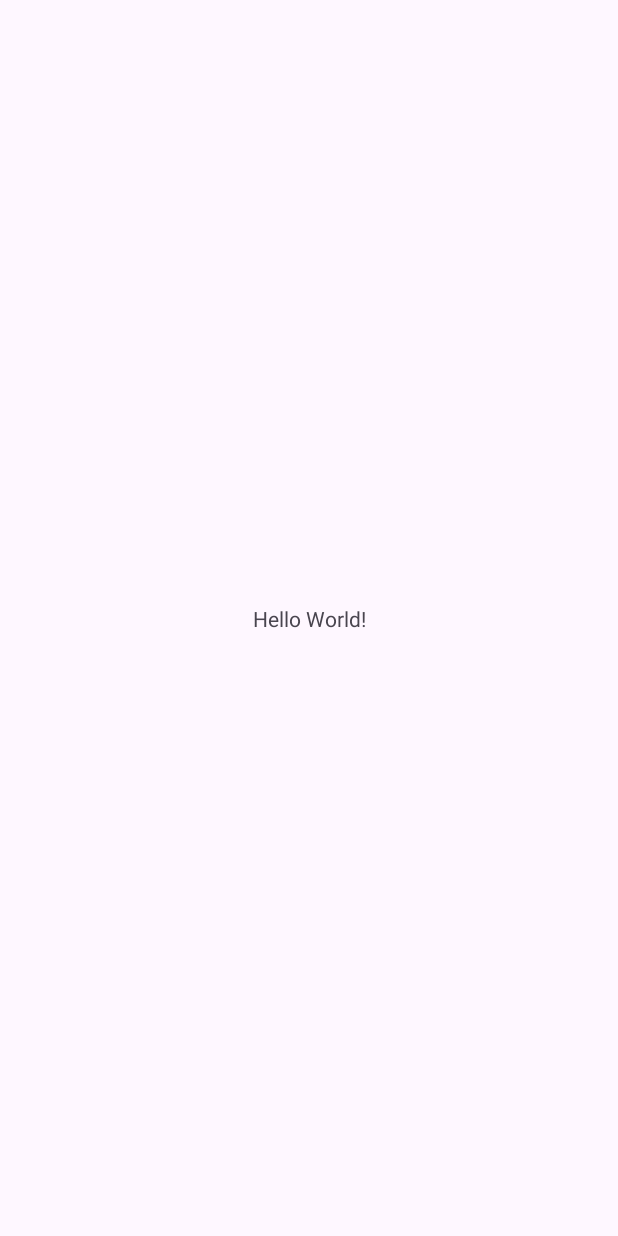
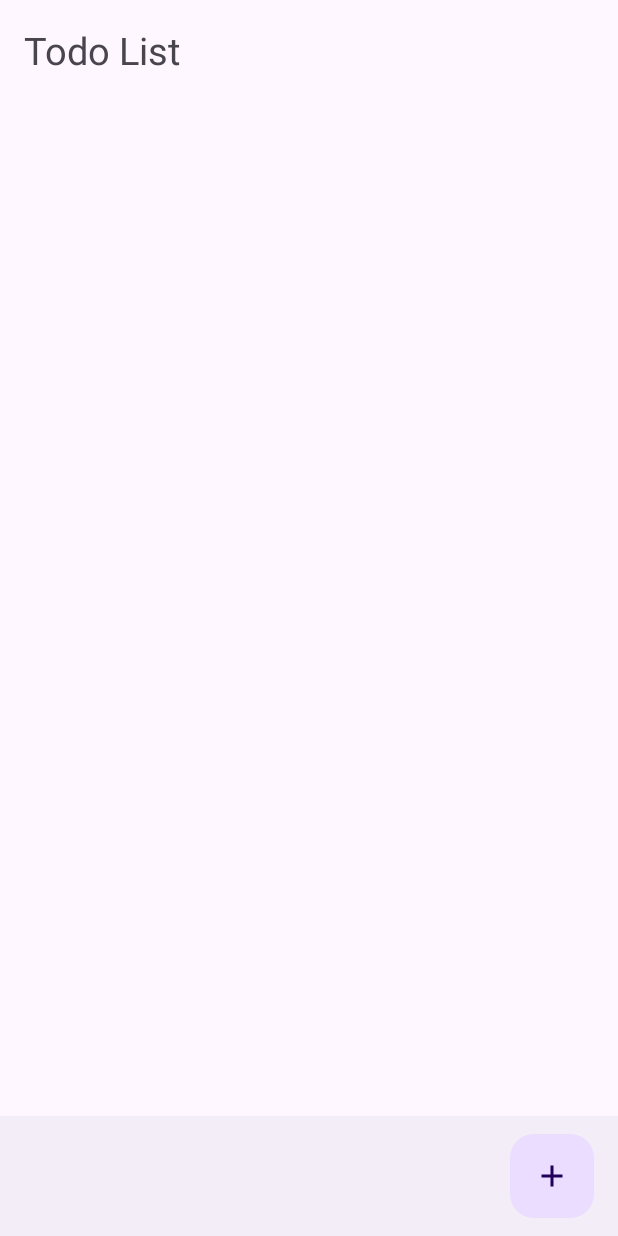
Before and after one commit to halilmasali/ToDoApp, an Android app: the screen it shows after launch (MainActivity), on a phone screen of 412 x 824 dp. Before the commit the screen is almost empty. Run offline under Robolectric (Android 15) with nearby library versions, the phone set to English and light mode, and no system bars.

Commit message:
feat: add main screen and edit screen

```diff
--- a/app/build.gradle.kts
+++ b/app/build.gradle.kts
@@ -33,6 +33,9 @@ android {
     kotlinOptions {
         jvmTarget = "1.8"
     }
+    buildFeatures {
+        viewBinding = true
+    }
 }
 
 dependencies {
--- /dev/null
+++ b/app/src/main/java/com/halilmasali/todoapp/CustomFragmentManager.kt
@@ -0,0 +1,27 @@
+package com.halilmasali.todoapp
+
+import androidx.fragment.app.Fragment
+import androidx.fragment.app.FragmentManager
+
+class CustomFragmentManager(
+    private val fragmentManager: FragmentManager,
+    private val containerId: Int
+) {
+    fun replaceFragment(fragment: Fragment, addToBackStack: Boolean = true) {
+        val transaction = fragmentManager.beginTransaction()
+        transaction.replace(containerId, fragment)
+        if (addToBackStack) {
+            transaction.addToBackStack(null)
+        }
+        transaction.commit()
+    }
+
+    fun addFragment(fragment: Fragment, addToBackStack: Boolean = true) {
+        val transaction = fragmentManager.beginTransaction()
+        transaction.add(containerId, fragment)
+        if (addToBackStack) {
+            transaction.addToBackStack(null)
+        }
+        transaction.commit()
+    }
+}
--- a/app/src/main/java/com/halilmasali/todoapp/MainActivity.kt
+++ b/app/src/main/java/com/halilmasali/todoapp/MainActivity.kt
@@ -4,8 +4,13 @@ import androidx.appcompat.app.AppCompatActivity
 import android.os.Bundle
 
 class MainActivity : AppCompatActivity() {
+
+    lateinit var customFragmentManager: CustomFragmentManager
     override fun onCreate(savedInstanceState: Bundle?) {
         super.onCreate(savedInstanceState)
         setContentView(R.layout.activity_main)
+        customFragmentManager =
+            CustomFragmentManager(supportFragmentManager, R.id.fragmentContainerView)
+        customFragmentManager.replaceFragment(MainFragment())
     }
 }
--- /dev/null
+++ b/app/src/main/java/com/halilmasali/todoapp/MainFragment.kt
@@ -0,0 +1,31 @@
+package com.halilmasali.todoapp
+
+import android.os.Bundle
+import androidx.fragment.app.Fragment
+import android.view.LayoutInflater
+import android.view.View
+import android.view.ViewGroup
+import com.halilmasali.todoapp.databinding.FragmentMainBinding
+
+class MainFragment : Fragment() {
+
+    private var _binding: FragmentMainBinding? = null
+    private val binding get() = _binding!!
+    override fun onCreateView(
+        inflater: LayoutInflater, container: ViewGroup?,
+        savedInstanceState: Bundle?
+    ): View {
+        // Inflate the layout for this fragment
+        _binding = FragmentMainBinding.inflate(inflater, container, false)
+
+        binding.floatingActionButton.setOnClickListener{
+            (activity as MainActivity).customFragmentManager.replaceFragment(EditFragment())
+        }
+        return binding.root
+    }
+
+    override fun onDestroy() {
+        super.onDestroy()
+        requireActivity().finish()
+    }
+}
--- /dev/null
+++ b/app/src/main/res/drawable/ic_add_24.xml
@@ -0,0 +1,5 @@
+<vector android:height="24dp" android:tint="#000000"
+    android:viewportHeight="24" android:viewportWidth="24"
+    android:width="24dp" xmlns:android="http://schemas.android.com/apk/res/android">
+    <path android:fillColor="@android:color/white" android:pathData="M19,13h-6v6h-2v-6H5v-2h6V5h2v6h6v2z"/>
+</vector>
--- /dev/null
+++ b/app/src/main/res/drawable/ic_calendar_24.xml
@@ -0,0 +1,5 @@
+<vector android:height="24dp" android:tint="#000000"
+    android:viewportHeight="24" android:viewportWidth="24"
+    android:width="24dp" xmlns:android="http://schemas.android.com/apk/res/android">
+    <path android:fillColor="@android:color/white" android:pathData="M19,4h-1V2h-2v2H8V2H6v2H5C3.89,4 3.01,4.9 3.01,6L3,20c0,1.1 0.89,2 2,2h14c1.1,0 2,-0.9 2,-2V6C21,4.9 20.1,4 19,4zM19,20H5V10h14V20zM9,14H7v-2h2V14zM13,14h-2v-2h2V14zM17,14h-2v-2h2V14zM9,18H7v-2h2V18zM13,18h-2v-2h2V18zM17,18h-2v-2h2V18z"/>
+</vector>
--- /dev/null
+++ b/app/src/main/res/drawable/ic_close_24.xml
@@ -0,0 +1,5 @@
+<vector android:height="24dp" android:tint="#000000"
+    android:viewportHeight="24" android:viewportWidth="24"
+    android:width="24dp" xmlns:android="http://schemas.android.com/apk/res/android">
+    <path android:fillColor="@android:color/white" android:pathData="M19,6.41L17.59,5 12,10.59 6.41,5 5,6.41 10.59,12 5,17.59 6.41,19 12,13.41 17.59,19 19,17.59 13.41,12z"/>
+</vector>
--- /dev/null
+++ b/app/src/main/res/drawable/ic_time_24.xml
@@ -0,0 +1,6 @@
+<vector android:height="24dp" android:tint="#000000"
+    android:viewportHeight="24" android:viewportWidth="24"
+    android:width="24dp" xmlns:android="http://schemas.android.com/apk/res/android">
+    <path android:fillColor="@android:color/white" android:pathData="M11.99,2C6.47,2 2,6.48 2,12s4.47,10 9.99,10C17.52,22 22,17.52 22,12S17.52,2 11.99,2zM12,20c-4.42,0 -8,-3.58 -8,-8s3.58,-8 8,-8 8,3.58 8,8 -3.58,8 -8,8z"/>
+    <path android:fillColor="@android:color/white" android:pathData="M12.5,7H11v6l5.25,3.15 0.75,-1.23 -4.5,-2.67z"/>
+</vector>
--- a/app/src/main/res/layout/activity_main.xml
+++ b/app/src/main/res/layout/activity_main.xml
@@ -6,13 +6,12 @@
     android:layout_height="match_parent"
     tools:context=".MainActivity">
 
-    <TextView
-        android:layout_width="wrap_content"
-        android:layout_height="wrap_content"
-        android:text="Hello World!"
+    <androidx.fragment.app.FragmentContainerView
+        android:id="@+id/fragmentContainerView"
+        android:layout_width="0dp"
+        android:layout_height="0dp"
         app:layout_constraintBottom_toBottomOf="parent"
         app:layout_constraintEnd_toEndOf="parent"
         app:layout_constraintStart_toStartOf="parent"
         app:layout_constraintTop_toTopOf="parent" />
-
 </androidx.constraintlayout.widget.ConstraintLayout>
--- /dev/null
+++ b/app/src/main/res/layout/fragment_main.xml
@@ -0,0 +1,59 @@
+<?xml version="1.0" encoding="utf-8"?>
+<androidx.coordinatorlayout.widget.CoordinatorLayout xmlns:android="http://schemas.android.com/apk/res/android"
+    xmlns:app="http://schemas.android.com/apk/res-auto"
+    xmlns:tools="http://schemas.android.com/tools"
+    android:layout_width="match_parent"
+    android:layout_height="match_parent"
+    tools:context=".MainFragment">
+
+    <FrameLayout
+        android:id="@+id/frameLayoutHeader"
+        android:layout_width="match_parent"
+        android:layout_height="wrap_content"
+        app:layout_constraintBottom_toTopOf="@+id/recyclerView"
+        app:layout_constraintEnd_toEndOf="parent"
+        app:layout_constraintStart_toStartOf="parent"
+        app:layout_constraintTop_toTopOf="parent">
+
+        <TextView
+            android:id="@+id/textHeader"
+            android:layout_width="wrap_content"
+            android:layout_height="wrap_content"
+            android:layout_margin="16dp"
+            android:text="Todo List"
+            android:textSize="25sp" />
+    </FrameLayout>
+
+    <androidx.recyclerview.widget.RecyclerView
+        android:id="@+id/recyclerView"
+        android:layout_width="match_parent"
+        android:layout_height="match_parent"
+        android:clipToPadding="false"
+        android:paddingTop="70dp"
+        android:paddingBottom="100dp" />
+
+    <com.google.android.material.bottomappbar.BottomAppBar
+        android:id="@+id/bottomAppBar"
+        style="@style/Widget.Material3.BottomAppBar"
+        android:layout_width="match_parent"
+        android:layout_height="wrap_content"
+        android:layout_gravity="bottom"
+        app:hideOnScroll="false"
+        app:layout_constraintBottom_toBottomOf="parent"
+        app:layout_constraintEnd_toEndOf="parent"
+        app:layout_constraintStart_toStartOf="parent"
+        app:layout_constraintTop_toBottomOf="@+id/recyclerView"
+        tools:ignore="VisualLintBottomAppBar" />
+
+    <com.google.android.material.floatingactionbutton.FloatingActionButton
+        android:id="@+id/floatingActionButton"
+        android:layout_width="wrap_content"
+        android:layout_height="wrap_content"
+        android:importantForAccessibility="no"
+        app:layout_anchor="@id/bottomAppBar"
+        app:srcCompat="@drawable/ic_add_24"
+        tools:ignore="SpeakableTextPresentCheck"
+        tools:layout_editor_absoluteX="305dp"
+        tools:layout_editor_absoluteY="659dp" />
+
+</androidx.coordinatorlayout.widget.CoordinatorLayout>
```
Also changed, not shown: app/src/main/java/com/halilmasali/todoapp/EditFragment.kt (added, +23 -0 lines), app/src/main/res/layout/fragment_edit.xml (added, +175 -0 lines), app/src/main/res/menu/top_app_bar.xml (added, +9 -0 lines), app/src/main/res/values/strings.xml (+8 -0 lines).
